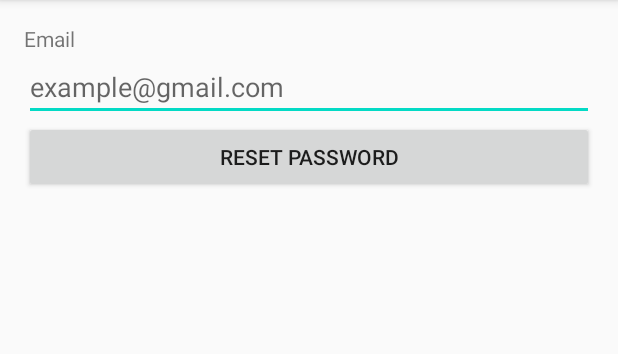
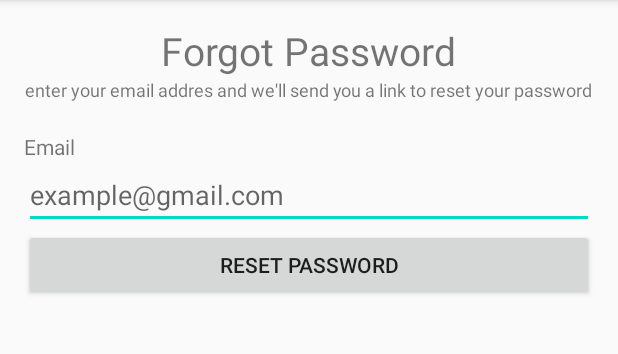
Before and after one commit to takdim/tugas3, an Android app: the ForgotPassword screen opened directly, with no data from a screen before it, on a phone screen of 412 x 824 dp, the part 84-438 px from its top. Run offline under Robolectric (Android 15) with nearby library versions, the phone set to English and light mode, and no system bars; our stand-ins replace Firebase (no records; nobody signed in at launch, a user with empty details on screens opened directly).

Commit message:
sedikit perbaikan tampilan pt2

```diff
--- a/app/src/main/res/layout/activity_forgot_password.xml
+++ b/app/src/main/res/layout/activity_forgot_password.xml
@@ -7,8 +7,22 @@
     android:padding="16dp"
     android:orientation="vertical"
     tools:context=".ForgotPassword">
+    <TextView
+        android:layout_width="wrap_content"
+        android:layout_height="wrap_content"
+        android:text="Forgot Password"
+        android:layout_gravity="center"
+        android:textSize="26dp"/>
 
     <TextView
+        android:layout_width="wrap_content"
+        android:layout_height="wrap_content"
+        android:layout_gravity="center"
+        android:textSize="12dp"
+        android:text="@string/tvreset"/>
+
+    <TextView
+        android:layout_marginTop="20dp"
         android:layout_width="match_parent"
         android:layout_height="wrap_content"
         android:text="@string/tvemail"/>
--- a/app/src/main/res/values/strings.xml
+++ b/app/src/main/res/values/strings.xml
@@ -12,5 +12,6 @@
     <string name="tvfullname">Full Name</string>
     <string name="tvage">Age</string>
     <string name="cbrememberme">Remember Me</string>
+    <string name="tvreset">enter your email addres and we'll send you a link to reset your password</string>
 
 </resources>
```
